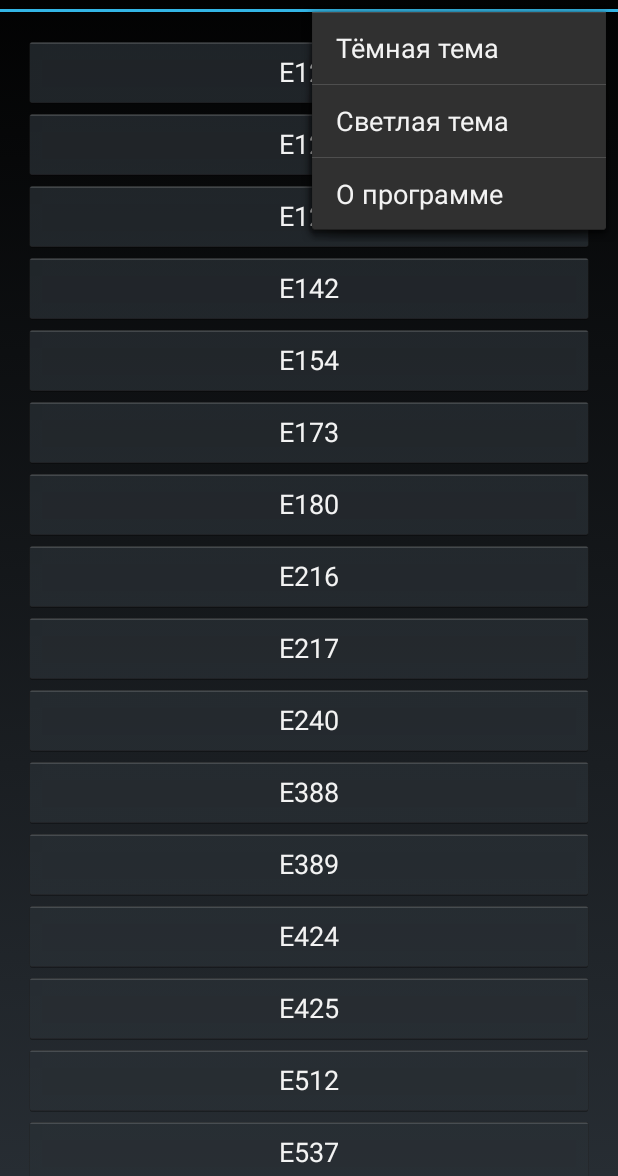
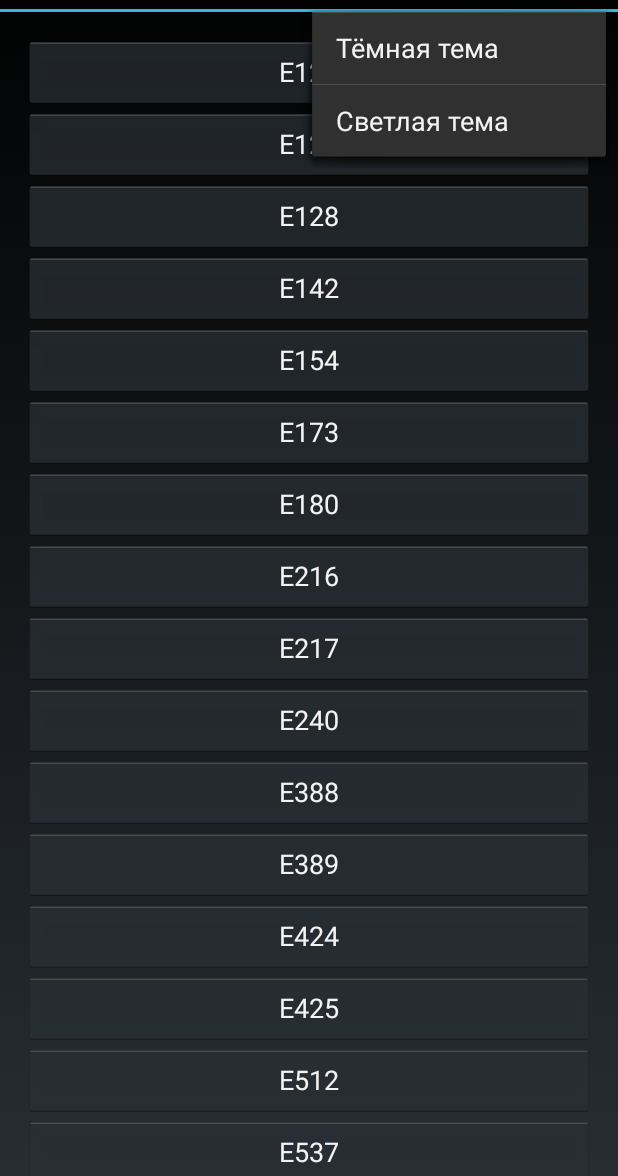
Before and after one commit to y-rybyak/FoodAdditives, an Android app: the screen it shows after launch (MainActivity), with the options menu open, on a phone screen of 412 x 824 dp, the part 60-1236 px from its top. Run offline under Robolectric (Android 15) with nearby library versions, the phone set to English and light mode, and no system bars.

Commit message:
Hid 'about' menu item

```diff
--- a/app/src/main/java/com/yrybyak/foodadditives/MainActivity.java
+++ b/app/src/main/java/com/yrybyak/foodadditives/MainActivity.java
@@ -40,11 +40,15 @@ public class MainActivity extends Activity {
             setContentView(R.layout.activity_main);
             return true;
         }
+        /*
+        Закомментированный код для пункта меню "О программе".
+        Раскомментировать здесь и menu_main.xml
         else if (id == R.id.about) {
             Intent intent = new Intent(MainActivity.this, AboutActivity.class);
             startActivity(intent);
             return true;
         }
+        */
 
 
         return super.onOptionsItemSelected(item);
--- a/app/src/main/res/layout/activity_about.xml
+++ b/app/src/main/res/layout/activity_about.xml
@@ -1,4 +1,3 @@
-<?xml version="1.0" encoding="utf-8"?>
 <ScrollView
     android:layout_width="wrap_content"
     android:layout_height="wrap_content"
@@ -14,7 +13,7 @@ xmlns:android="http://schemas.android.com/apk/res/android">
             android:layout_width="fill_parent"
             android:textSize="@dimen/inner_textfontsize"
             android:layout_height="wrap_content"
-        android:id="@+id/about_content"
+            android:id="@+id/textView"
             android:text="@string/about_text"
             android:layout_alignParentTop="true"
             android:layout_alignParentLeft="true"
@@ -26,7 +25,7 @@ xmlns:android="http://schemas.android.com/apk/res/android">
             android:text="@string/return_label"
             android:id="@+id/ReturnButton"
             android:onClick="ReturnClick"
-        android:layout_below="@+id/about_content"
+            android:layout_below="@+id/textView"
             android:layout_centerHorizontal="true" />
     </RelativeLayout>
 </ScrollView>
--- a/app/src/main/res/menu/menu_main.xml
+++ b/app/src/main/res/menu/menu_main.xml
@@ -5,6 +5,10 @@
         android:orderInCategory="100" app:showAsAction="never" />
     <item android:id="@+id/light_theme" android:title="@string/light_theme_label"
         android:orderInCategory="101" app:showAsAction="never" />
+    <!--
+    Закомментированный код для пункта меню "О программе".
+    Раскомментировать здесь и MainActivity.java
     <item android:id="@+id/about" android:title="@string/about_label"
         android:orderInCategory="101" app:showAsAction="never" />
+    -->
 </menu>
```
Lines whose indentation alone changed are shown as unchanged.
